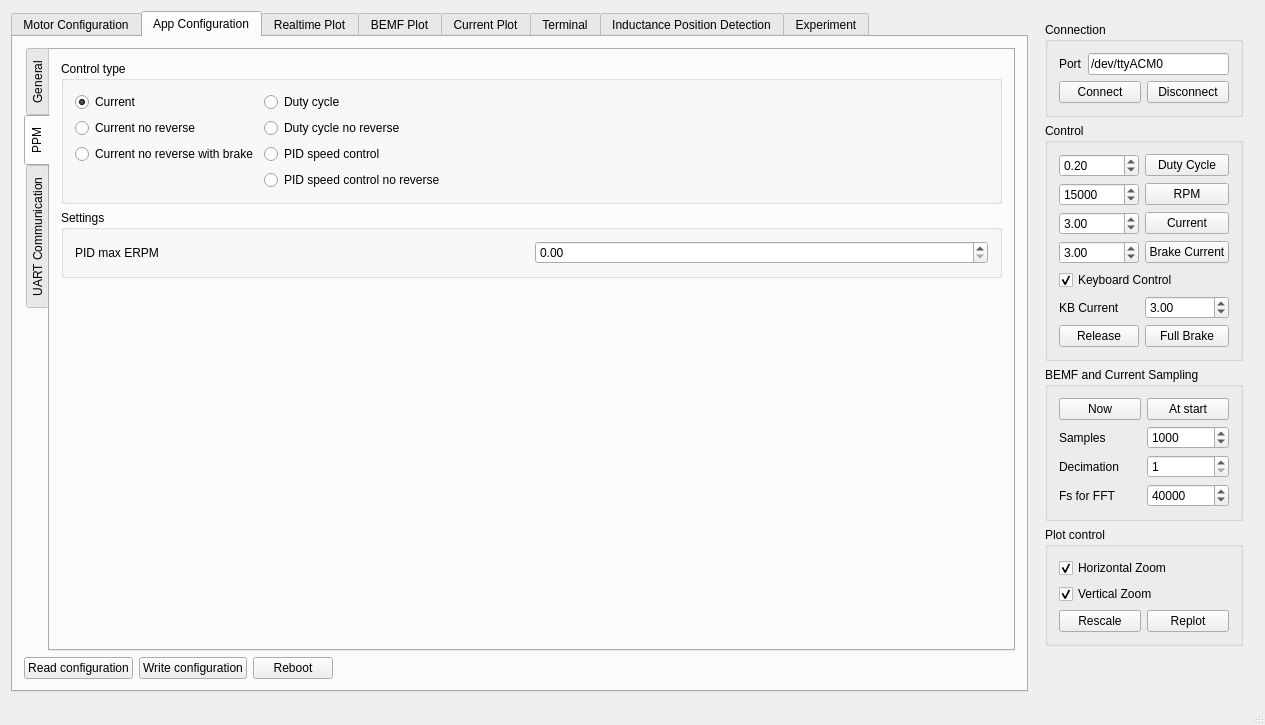
Above: mainwindow.ui from vedderb/bldc-tool before the change. Below: the same form after it.
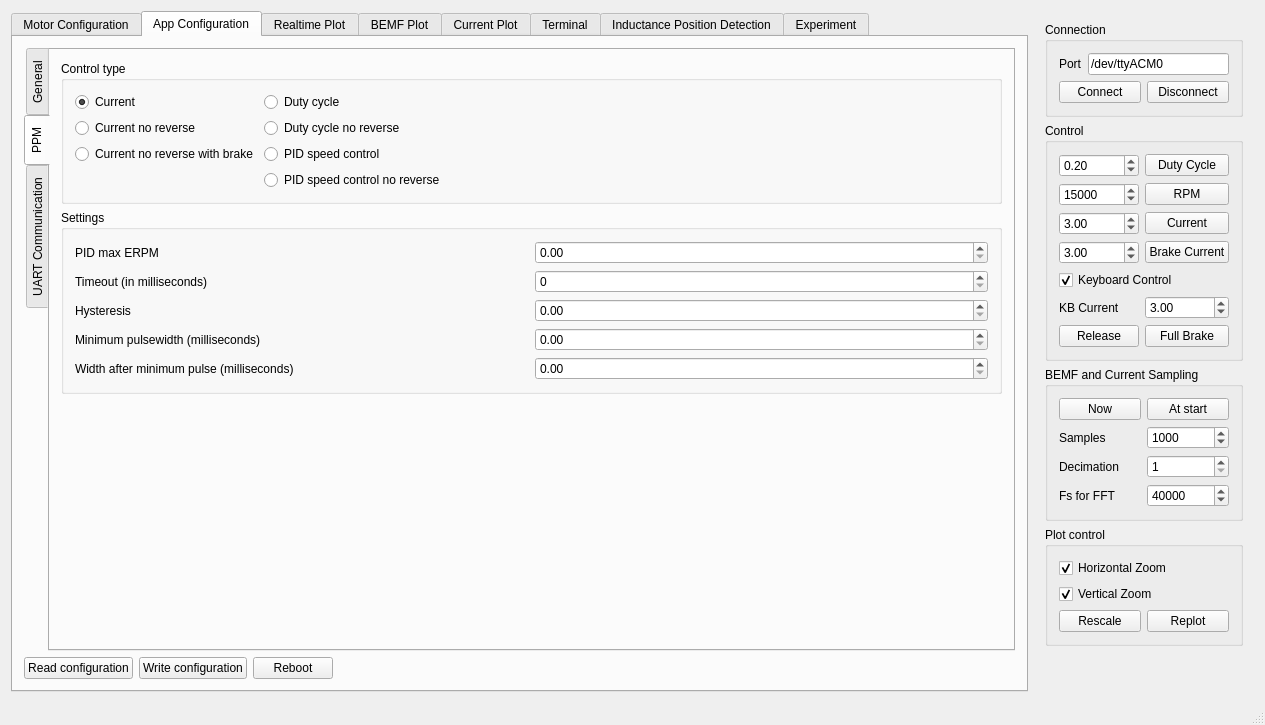
That is the form after the change. The open tabs and pages were chosen to show the change. Custom widgets are drawn as their Qt base class.

The edit to the form file:
```diff
--- a/mainwindow.ui
+++ b/mainwindow.ui
@@ -1039,7 +1039,14 @@
                  <item>
                   <widget class="QRadioButton" name="appconfUseUartButton">
                    <property name="text">
-                    <string>UART Communication</string>
+                    <string>UART</string>
+                   </property>
+                  </widget>
+                 </item>
+                 <item>
+                  <widget class="QRadioButton" name="appconfUsePpmUartButton">
+                   <property name="text">
+                    <string>PPM and UART</string>
                    </property>
                   </widget>
                  </item>
@@ -1061,7 +1068,7 @@
                 <property name="sizeHint" stdset="0">
                  <size>
                   <width>20</width>
-                  <height>424</height>
+                  <height>396</height>
                  </size>
                 </property>
                </spacer>
@@ -1156,15 +1163,59 @@
                 <property name="title">
                  <string>Settings</string>
                 </property>
-                <layout class="QHBoxLayout" name="horizontalLayout_29">
-                 <item>
+                <layout class="QGridLayout" name="gridLayout_17">
+                 <item row="3" column="1">
+                  <widget class="QDoubleSpinBox" name="appconfPpmPulseStartBox">
+                   <property name="maximum">
+                    <double>2.000000000000000</double>
+                   </property>
+                   <property name="singleStep">
+                    <double>0.100000000000000</double>
+                   </property>
+                  </widget>
+                 </item>
+                 <item row="1" column="0">
+                  <widget class="QLabel" name="label_48">
+                   <property name="text">
+                    <string>Timeout (in milliseconds)</string>
+                   </property>
+                  </widget>
+                 </item>
+                 <item row="3" column="0">
+                  <widget class="QLabel" name="label_50">
+                   <property name="text">
+                    <string>Minimum pulsewidth (milliseconds)</string>
+                   </property>
+                  </widget>
+                 </item>
+                 <item row="1" column="1">
+                  <widget class="QSpinBox" name="appconfPpmTimeoutBox">
+                   <property name="maximum">
+                    <number>30000</number>
+                   </property>
+                   <property name="singleStep">
+                    <number>500</number>
+                   </property>
+                  </widget>
+                 </item>
+                 <item row="2" column="1">
+                  <widget class="QDoubleSpinBox" name="appconfPpmHystBox">
+                   <property name="maximum">
+                    <double>1.000000000000000</double>
+                   </property>
+                   <property name="singleStep">
+                    <double>0.050000000000000</double>
+                   </property>
+                  </widget>
+                 </item>
+                 <item row="0" column="0">
                   <widget class="QLabel" name="label_45">
                    <property name="text">
                     <string>PID max ERPM</string>
                    </property>
                   </widget>
                  </item>
-                 <item>
+                 <item row="0" column="1">
                   <widget class="QDoubleSpinBox" name="appconfPpmPidMaxErpmBox">
                    <property name="maximum">
                     <double>200000.000000000000000</double>
@@ -1174,6 +1225,30 @@
                    </property>
                   </widget>
                  </item>
+                 <item row="2" column="0">
+                  <widget class="QLabel" name="label_49">
+                   <property name="text">
+                    <string>Hysteresis</string>
+                   </property>
+                  </widget>
+                 </item>
+                 <item row="4" column="0">
+                  <widget class="QLabel" name="label_51">
+                   <property name="text">
+                    <string>Width after minimum pulse (milliseconds)</string>
+                   </property>
+                  </widget>
+                 </item>
+                 <item row="4" column="1">
+                  <widget class="QDoubleSpinBox" name="appconfPpmPulseWidthBox">
+                   <property name="maximum">
+                    <double>2.000000000000000</double>
+                   </property>
+                   <property name="singleStep">
+                    <double>0.100000000000000</double>
+                   </property>
+                  </widget>
+                 </item>
                 </layout>
                </widget>
               </item>
@@ -1185,7 +1260,7 @@
                 <property name="sizeHint" stdset="0">
                  <size>
                   <width>20</width>
-                  <height>353</height>
+                  <height>221</height>
                  </size>
                 </property>
                </spacer>
```
